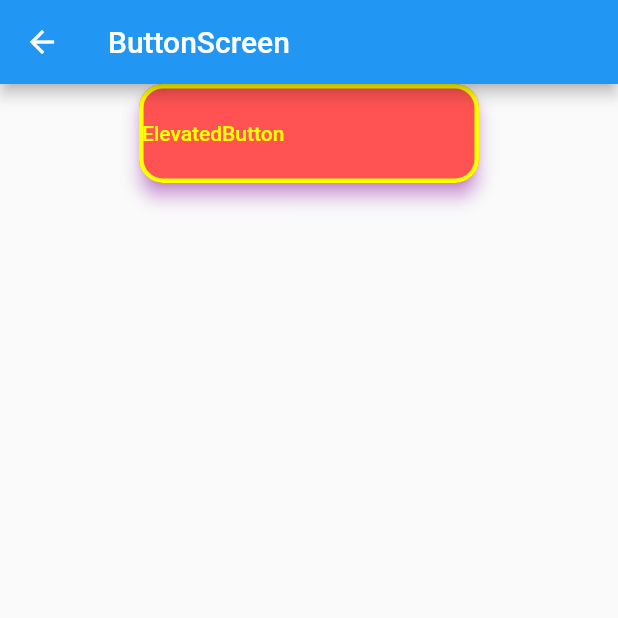
After one commit to CandleCutter/flutter_lecture_01, a Flutter app: the ButtonScreen screen opened directly, on a phone screen of 412 x 824 dp, the top half of it. The commit adds this screen. Run offline on Flutter 3.47's test engine with Material 2 defaults, Android fonts, the phone set to English and light mode, and no system bars.

Commit message:
button update

```diff
--- /dev/null
+++ b/lib/ch4/01.button_screen.dart
@@ -0,0 +1,90 @@
+import 'package:flutter/cupertino.dart';
+import 'package:flutter/material.dart';
+
+class ButtonScreen extends StatefulWidget {
+  const ButtonScreen({super.key});
+
+  @override
+  State<ButtonScreen> createState() => _ButtonScreenState();
+}
+
+class _ButtonScreenState extends State<ButtonScreen> {
+  @override
+  Widget build(BuildContext context) {
+    return Scaffold(
+      appBar: AppBar(
+        title: Text("ButtonScreen"),
+      ),
+      body: SizedBox(
+        width: double.infinity,
+        height: double.infinity,
+        child: Column(
+          crossAxisAlignment: CrossAxisAlignment.center,
+          children: [
+            _elevatedButton(),
+
+          ],
+        ),
+      ),
+    );
+  }
+
+  Widget _elevatedButton() {
+    return ElevatedButton(
+      // onPressed: null,
+      onPressed: () {
+        // null 을 넣으면 비활성화
+        print("ElevatedButton onPressed");
+      },
+      onLongPress: (){
+        print("ElevatedButton onLongPressed");
+      },
+      style: buttonStyle(),
+      child: Text("ElevatedButton"),
+    );
+  }
+
+  ButtonStyle buttonStyle(){
+
+    /// MediaQuery = 현재 화면의 정보
+    /// context = 현재 위젯의 주소
+    Size size = MediaQuery.of(context).size;
+    return ElevatedButton.styleFrom(
+      backgroundColor: Colors.redAccent,
+      ///텍스트 컬러
+      ///.클릭했을때 splash 컬러 변경
+      foregroundColor: Colors.yellowAccent,
+      shadowColor: Colors.purpleAccent,
+      elevation: 5,
+      fixedSize: Size(size.width *0.55,size.height*0.08),
+      // maximumSize: Size(400,100), 최대 사이즈  설정
+      alignment: Alignment.centerLeft,
+      padding: EdgeInsets.all(2),
+      disabledBackgroundColor: Colors.brown,
+      disabledForegroundColor: Colors.white,
+      disabledMouseCursor: SystemMouseCursors.grab,
+      enabledMouseCursor: SystemMouseCursors.help,
+      shape: _shape(),
+    );
+  }
+
+  OutlinedBorder _shape(){
+    ///테두리
+    BorderSide borderSide = BorderSide(
+      color: Colors.yellowAccent,
+      width: 3,
+    );
+    ///라운드
+    BorderRadius borderRadius = BorderRadius.circular(16);
+
+    return RoundedRectangleBorder(
+      side: borderSide,
+      borderRadius: borderRadius,
+
+    );
+
+
+
+
+  }
+}
--- a/lib/home_screen.dart
+++ b/lib/home_screen.dart
@@ -5,6 +5,7 @@ import 'package:flutter_lecture_01/ch3/03.row_screen.dart';
 import 'package:flutter_lecture_01/ch3/04.scaffold_screen.dart';
 import 'package:flutter_lecture_01/ch3/05.text_screen.dart';
 import 'package:flutter_lecture_01/ch3/06.image_screen.dart';
+import 'package:flutter_lecture_01/ch4/01.button_screen.dart';
 
 class HomeScreen extends StatefulWidget {
   const HomeScreen({super.key});
@@ -30,6 +31,7 @@ class _HomeScreenState extends State<HomeScreen> {
           button(page: ScaffoldScreen(), name: "Scaffold"),
           button(page: TextScreen(), name: "Text"),
           button(page: ImageScreen(), name: "Image"),
+          button(page: ButtonScreen(), name: "Button"),
 
         ],
       ),
```
